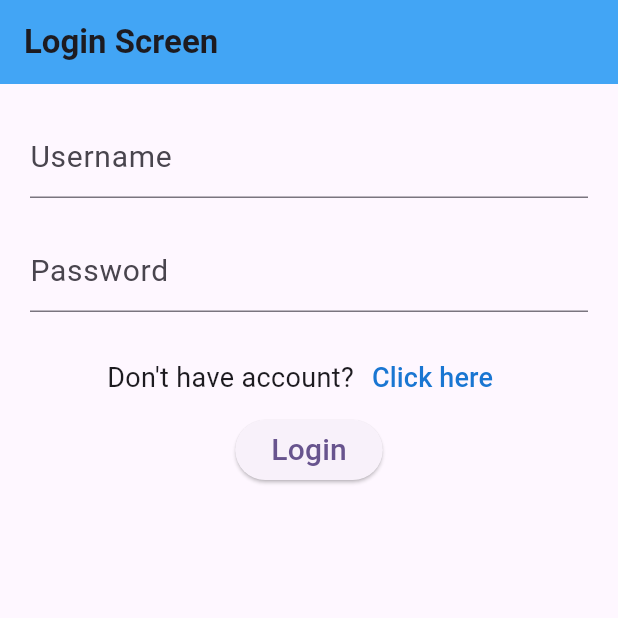
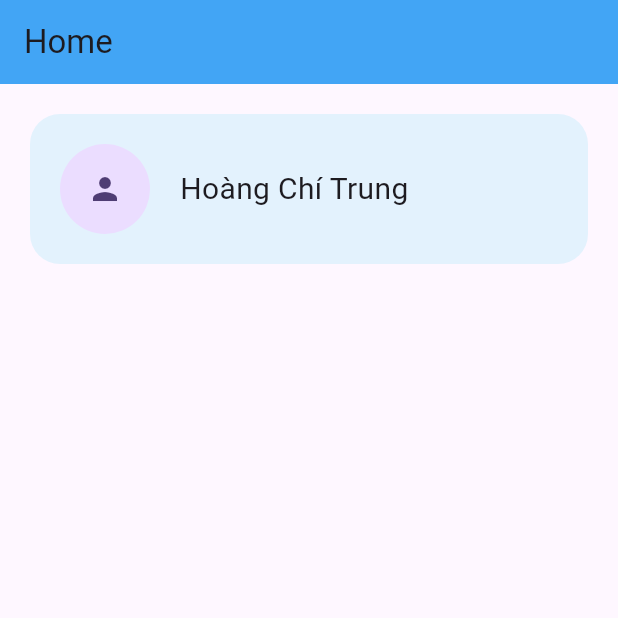
Before and after one commit to hoangchitrung/helpdesk-support-request-management, a Flutter app: the screen it shows after launch, on a phone screen of 412 x 824 dp, the top half of it. Run offline on Flutter 3.47's test engine with Material 3 defaults, Android fonts, the phone set to English and light mode, and no system bars; our stand-ins replace firebase_core; accounts and stored records are empty; generated files the repository leaves out were written again.

Commit message:
A little bit of home screen

```diff
--- a/src/lib/main.dart
+++ b/src/lib/main.dart
@@ -1,7 +1,7 @@
 import 'package:flutter/material.dart';
 import 'package:src/screens/auth/login_screen.dart';
-import 'package:src/screens/send_request_screen.dart';
 import 'package:firebase_core/firebase_core.dart';
+import 'package:src/screens/dashboard/home_screen.dart';
 import 'firebase_options.dart';
 
 void main() async {
@@ -19,7 +19,7 @@ class MyApp extends StatelessWidget {
     return MaterialApp(
       title: 'Flutter Demo',
       theme: ThemeData(colorScheme: .fromSeed(seedColor: Colors.deepPurple)),
-      home: const LoginScreen(),
+      home: const HomeScreen(),
     );
   }
 }
--- /dev/null
+++ b/src/lib/screens/dashboard/home_screen.dart
@@ -0,0 +1,40 @@
+import 'package:flutter/material.dart';
+
+class HomeScreen extends StatefulWidget {
+  const HomeScreen({super.key});
+
+  @override
+  State<StatefulWidget> createState() {
+    return _HomeScreenState();
+  }
+}
+
+class _HomeScreenState extends State<HomeScreen> {
+  @override
+  Widget build(BuildContext context) {
+    return Scaffold(
+      appBar: AppBar(title: Text("Home"), backgroundColor: Colors.blue[400]),
+      body: Padding(
+        padding: EdgeInsets.all(20),
+        child: Column(
+          children: [
+            Container(
+              padding: EdgeInsets.all(20),
+              decoration: BoxDecoration(
+                color: Colors.blue[50],
+                borderRadius: BorderRadius.circular(20),
+              ),
+              child: Row(
+                children: [
+                  CircleAvatar(radius: 30, child: Icon(Icons.person)),
+                  SizedBox(width: 20),
+                  Text("Hoàng Chí Trung", style: TextStyle(fontSize: 20)),
+                ],
+              ),
+            ),
+          ],
+        ),
+      ),
+    );
+  }
+}
--- a/src/lib/screens/send_request_screen.dart
+++ /dev/null
@@ -1,17 +0,0 @@
-import 'package:flutter/material.dart';
-
-class SendRequestScreen extends StatefulWidget {
-  const SendRequestScreen({super.key});
-
-  @override
-  State<StatefulWidget> createState() {
-    return _SendRequestState();
-  }
-}
-
-class _SendRequestState extends State<SendRequestScreen> {
-  @override
-  Widget build(BuildContext context) {
-    return Scaffold(appBar: AppBar(title: Text("Send Request")));
-  }
-}
```
